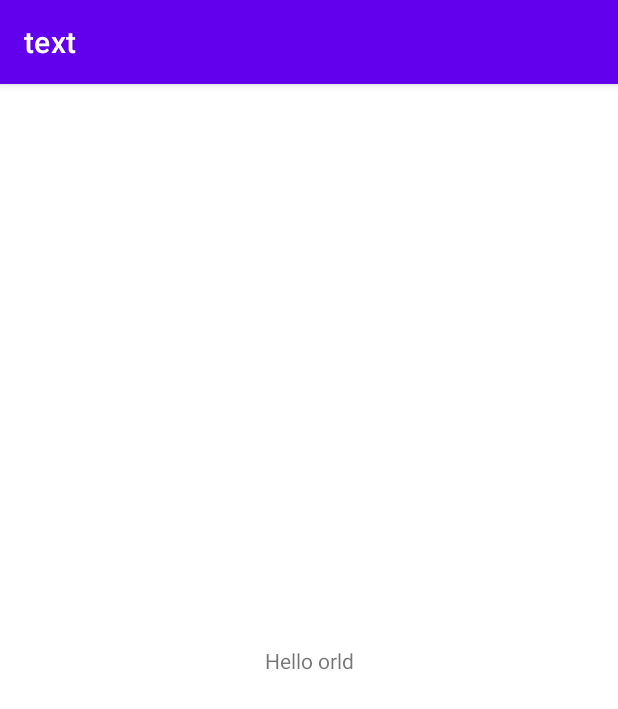
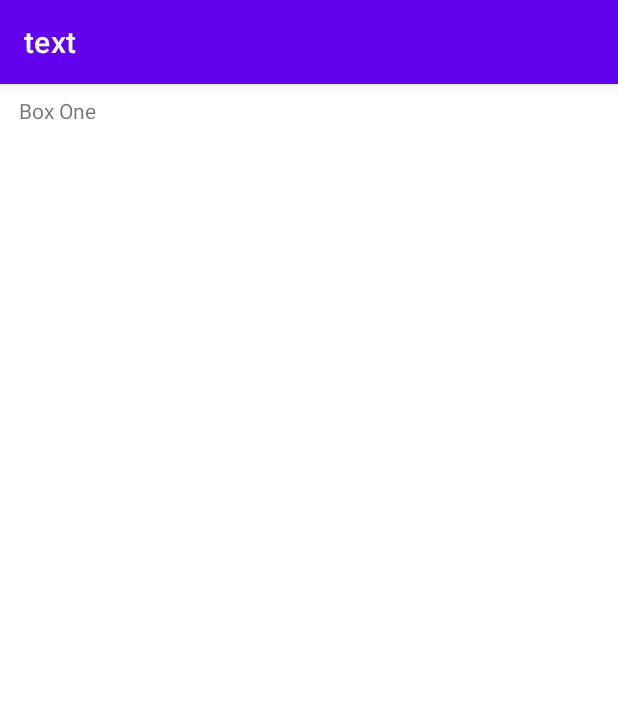
Before and after one commit to HashemAlkeshawi/Android-learning, an Android app: the screen it shows after launch (MainActivity), on a phone screen of 412 x 824 dp. Shown: the top 709 px of the screen. Run offline under Robolectric (Android 15) with nearby library versions, the phone set to English and light mode, and no system bars.

```diff
--- a/#3_third_app/ColorMyViews/app/src/main/res/layout/activity_main.xml
+++ b/#3_third_app/ColorMyViews/app/src/main/res/layout/activity_main.xml
@@ -7,12 +7,14 @@
     tools:context=".MainActivity">
 
     <TextView
-        android:layout_width="wrap_content"
-        android:layout_height="wrap_content"
-        android:text="Hello orld"
-        app:layout_constraintBottom_toBottomOf="parent"
-        app:layout_constraintLeft_toLeftOf="parent"
-        app:layout_constraintRight_toRightOf="parent"
-        app:layout_constraintTop_toTopOf="parent" />
+        style="@style/button"
+        android:layout_width="387dp"
+        android:layout_height="34dp"
+        android:layout_margin="@dimen/margin_big"
+        android:text="@string/box_one"
+        app:layout_constraintEnd_toEndOf="parent"
+        app:layout_constraintStart_toStartOf="parent"
+        app:layout_constraintTop_toTopOf="parent"
+        app:layout_optimizationLevel="ratio" />
 
 </androidx.constraintlayout.widget.ConstraintLayout>
--- a/#3_third_app/ColorMyViews/app/src/main/res/values/strings.xml
+++ b/#3_third_app/ColorMyViews/app/src/main/res/values/strings.xml
@@ -1,3 +1,4 @@
 <resources>
     <string name="app_name">text</string>
+    <string name="box_one">Box One</string>
 </resources>
```
